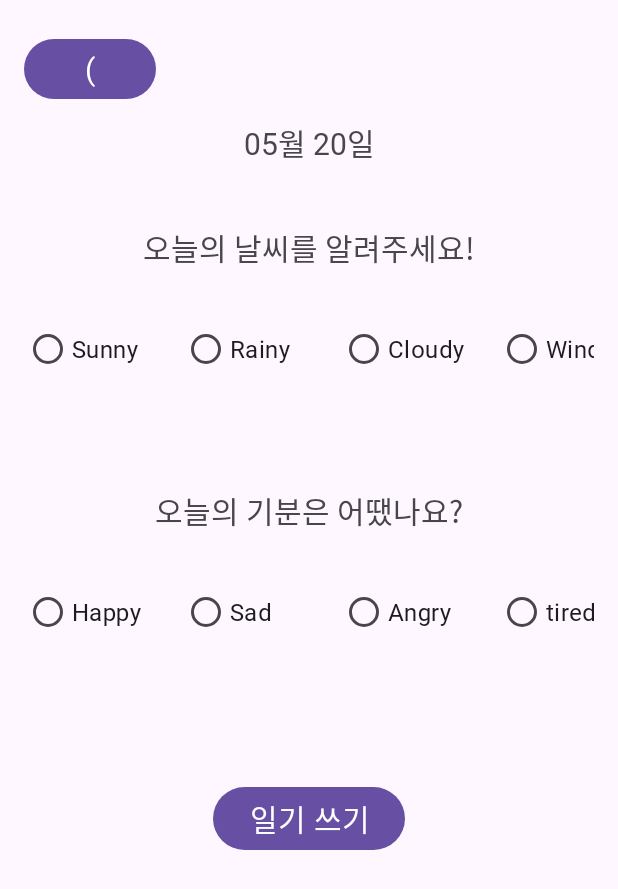
After one commit to ZUZ1H3/Android-Diary-Project, an Android app: the AddActivity screen opened directly, with no data from a screen before it, on a phone screen of 412 x 824 dp. The commit adds this screen. Shown: the top 889 px of the screen. Run offline under Robolectric (Android 15) with nearby library versions, the phone set to English and light mode, and no system bars.

Commit message:
Fragment를 Activity로 바꿈

```diff
--- a/app/build.gradle.kts
+++ b/app/build.gradle.kts
@@ -36,5 +36,5 @@ dependencies {
     testImplementation("junit:junit:4.13.2")
     androidTestImplementation("androidx.test.ext:junit:1.1.5")
     androidTestImplementation("androidx.test.espresso:espresso-core:3.5.1")
-
+    implementation ("androidx.swiperefreshlayout:swiperefreshlayout:1.0.0")
 }
--- a/app/src/main/AndroidManifest.xml
+++ b/app/src/main/AndroidManifest.xml
@@ -13,6 +13,12 @@
         android:theme="@style/Theme.AndroidProgramming"
         tools:targetApi="31">
         <activity
+            android:name=".DiaryActivity"
+            android:exported="false" />
+        <activity
+            android:name=".AddActivity"
+            android:exported="false" />
+        <activity
             android:name=".MainActivity"
             android:exported="true">
             <intent-filter>
--- /dev/null
+++ b/app/src/main/java/com/example/androidprogramming/AddActivity.java
@@ -0,0 +1,63 @@
+package com.example.androidprogramming;
+
+import android.content.Intent;
+import android.os.Bundle;
+import android.view.View;
+import android.widget.Button;
+import android.widget.RadioButton;
+import android.widget.RadioGroup;
+import android.widget.TextView;
+
+import androidx.appcompat.app.AppCompatActivity;
+
+public class AddActivity extends AppCompatActivity {
+    private RadioGroup rGroup_weather, rGroup_mood;
+    private Button button_write;
+    private int year, month, day;
+    @Override
+    protected void onCreate(Bundle savedInstanceState) {
+        super.onCreate(savedInstanceState);
+        setContentView(R.layout.activity_add);
+
+        rGroup_weather = findViewById(R.id.rGroup_weather);
+        rGroup_mood = findViewById(R.id.rGroup_mood);
+        button_write = findViewById(R.id.button_write);
+
+        // 날짜 데이터 받아오기
+        Bundle bundle = getIntent().getExtras();
+        if (bundle != null) {
+            year = bundle.getInt("year");
+            month = bundle.getInt("month");
+            day = bundle.getInt("day");
+
+            // 날짜를 텍스트뷰에 표시
+            TextView dateText = findViewById(R.id.date);
+            dateText.setText(month + "월 " + day + "일");
+        }
+
+
+        button_write.setOnClickListener(new View.OnClickListener() {
+            @Override
+            public void onClick(View view) {
+                int selectedWeatherId = rGroup_weather.getCheckedRadioButtonId();
+                int selectedMoodId = rGroup_mood.getCheckedRadioButtonId();
+
+                String selectedWeather = ((RadioButton) findViewById(selectedWeatherId)).getText().toString();
+                String selectedMood = ((RadioButton) findViewById(selectedMoodId)).getText().toString();
+
+                // Intent를 사용하여 DiaryActivity를 시작하고 데이터 전달
+                Intent intent = new Intent(AddActivity.this, DiaryActivity.class);
+                intent.putExtra("year", year);
+                intent.putExtra("month", month);
+                intent.putExtra("day", day);
+                intent.putExtra("weather", selectedWeather);
+                intent.putExtra("mood", selectedMood);
+
+                // DiaryActivity 시작
+                startActivity(intent);
+                finish();
+            }
+        });
+
+    }
+}
--- a/app/src/main/java/com/example/androidprogramming/ListFragment.java
+++ b/app/src/main/java/com/example/androidprogramming/ListFragment.java
@@ -40,5 +40,8 @@ public class ListFragment extends Fragment {
         super.onResume();
         // 프래그먼트가 화면에 표시될 때 네비게이션 바를 숨깁니다.
         ((MainActivity) getActivity()).showNavigationBar();
+
     }
+
+
 }
--- /dev/null
+++ b/app/src/main/res/layout/activity_add.xml
@@ -0,0 +1,163 @@
+<?xml version="1.0" encoding="utf-8"?>
+<LinearLayout xmlns:android="http://schemas.android.com/apk/res/android"
+    xmlns:app="http://schemas.android.com/apk/res-auto"
+    xmlns:tools="http://schemas.android.com/tools"
+    android:layout_width="match_parent"
+    android:layout_height="match_parent"
+    android:orientation="vertical"
+    android:padding="16dp"
+    tools:context=".AddFragment">
+
+    <Button
+        android:id="@+id/button_back"
+        android:layout_width="wrap_content"
+        android:layout_height="wrap_content"
+        android:text="("
+        android:textSize="20dp"
+        android:layout_marginTop="6dp"
+        android:fontFamily="@font/kd_medium"/>
+
+    <TextView
+        android:id="@+id/date"
+        android:layout_width="match_parent"
+        android:layout_height="wrap_content"
+        android:text="05월 20일"
+        android:gravity="center"
+        android:textSize="20dp"
+        android:fontFamily="@font/kd_bold"
+        android:layout_marginTop="10dp"/>
+
+    <TextView
+        android:id="@+id/weather"
+        android:layout_width="match_parent"
+        android:layout_height="wrap_content"
+        android:text="오늘의 날씨를 알려주세요!"
+        android:gravity="center"
+        android:textSize="20dp"
+        android:layout_marginTop="40dp"
+        android:fontFamily="@font/kd_medium"/>
+
+    <HorizontalScrollView
+        android:layout_width="match_parent"
+        android:layout_height="wrap_content"
+        android:overScrollMode="never"
+        android:scrollbars="none">
+
+        <LinearLayout
+            android:layout_width="wrap_content"
+            android:layout_height="wrap_content"
+            android:orientation="horizontal">
+
+            <RadioGroup
+                android:layout_width="fill_parent"
+                android:layout_height="wrap_content"
+                android:orientation="horizontal"
+                android:id="@+id/rGroup_weather">
+
+                <RadioButton android:id="@+id/Sunny"
+                    android:text="Sunny"
+                    android:layout_width="105dp"
+                    android:layout_height="105dp"
+                    android:textSize="16dp"
+                    android:fontFamily="@font/kd_medium">
+                </RadioButton>
+
+                <RadioButton android:id="@+id/Rainy"
+                    android:text="Rainy"
+                    android:layout_width="105dp"
+                    android:textSize="16dp"
+                    android:layout_height="105dp"
+                    android:fontFamily="@font/kd_medium">
+                </RadioButton>
+
+                <RadioButton android:id="@+id/Cloudy"
+                    android:text="Cloudy"
+                    android:layout_width="105dp"
+                    android:textSize="16dp"
+                    android:layout_height="105dp"
+                    android:fontFamily="@font/kd_medium">
+                </RadioButton>
+
+                <RadioButton android:id="@+id/Windy"
+                    android:text="Windy"
+                    android:layout_width="105dp"
+                    android:textSize="16dp"
+                    android:layout_height="105dp"
+                    android:fontFamily="@font/kd_medium">
+                </RadioButton>
+            </RadioGroup>
+        </LinearLayout>
+    </HorizontalScrollView>
+
+    <TextView
+        android:id="@+id/textView"
+        android:layout_width="match_parent"
+        android:layout_height="wrap_content"
+        android:text="오늘의 기분은 어땠나요?"
+        android:gravity="center"
+        android:textSize="20dp"
+        android:layout_marginTop="40dp"
+        android:fontFamily="@font/kd_medium"/>
+
+    <HorizontalScrollView
+        android:layout_width="match_parent"
+        android:layout_height="wrap_content"
+        android:overScrollMode="never"
+        android:scrollbars="none">
+
+        <LinearLayout
+            android:layout_width="wrap_content"
+            android:layout_height="wrap_content"
+            android:orientation="horizontal">
+
+            <RadioGroup
+                android:layout_width="fill_parent"
+                android:layout_height="wrap_content"
+                android:orientation="horizontal"
+                android:id="@+id/rGroup_mood">
+
+                <RadioButton android:id="@+id/happy"
+                    android:text="Happy"
+                    android:layout_width="105dp"
+                    android:layout_height="105dp"
+                    android:textSize="16dp"
+                    android:fontFamily="@font/kd_medium">
+                </RadioButton>
+
+                <RadioButton android:id="@+id/sad"
+                    android:text="Sad"
+                    android:layout_width="105dp"
+                    android:textSize="16dp"
+                    android:layout_height="105dp"
+                    android:fontFamily="@font/kd_medium">
+                </RadioButton>
+
+                <RadioButton android:id="@+id/angry"
+                    android:text="Angry"
+                    android:layout_width="105dp"
+                    android:textSize="16dp"
+                    android:layout_height="105dp"
+                    android:fontFamily="@font/kd_medium">
+                </RadioButton>
+
+                <RadioButton android:id="@+id/tired"
+                    android:text="tired"
+                    android:layout_width="105dp"
+                    android:textSize="16dp"
+                    android:layout_height="105dp"
+                    android:fontFamily="@font/kd_medium">
+                </RadioButton>
+            </RadioGroup>
+        </LinearLayout>
+    </HorizontalScrollView>
+
+    <Button
+        android:id="@+id/button_write"
+        android:layout_width="wrap_content"
+        android:layout_height="wrap_content"
+        android:text="일기 쓰기"
+        android:textSize="20dp"
+        android:layout_gravity="center"
+        android:layout_marginTop="60dp"
+        android:fontFamily="@font/kd_medium"/>
+</LinearLayout>
--- a/app/src/main/res/layout/fragment_list.xml
+++ b/app/src/main/res/layout/fragment_list.xml
@@ -1,4 +1,6 @@
 <?xml version="1.0" encoding="utf-8"?>
+
+
 <LinearLayout xmlns:android="http://schemas.android.com/apk/res/android"
     android:layout_width="match_parent"
     android:layout_height="wrap_content"
```
Also changed, not shown: app/src/main/java/com/example/androidprogramming/CalendarAdapter.java (+17 -19 lines), app/src/main/java/com/example/androidprogramming/DiaryActivity.java (added, +84 -0 lines), app/src/main/res/layout/activity_diary.xml (added, +73 -0 lines).
